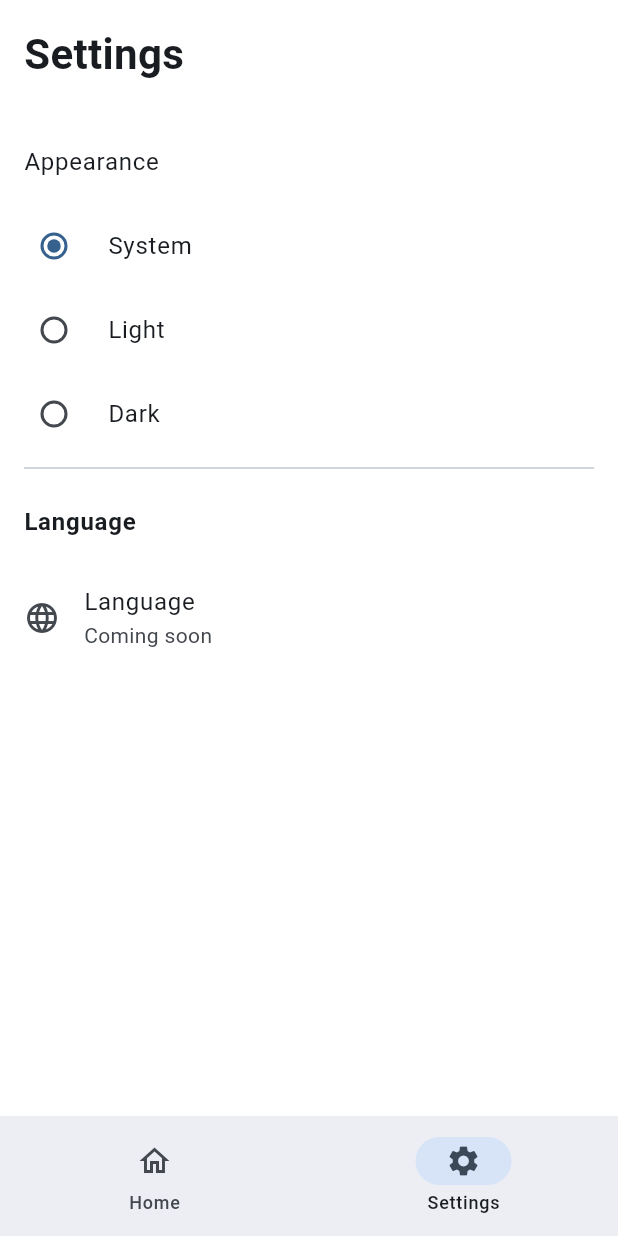
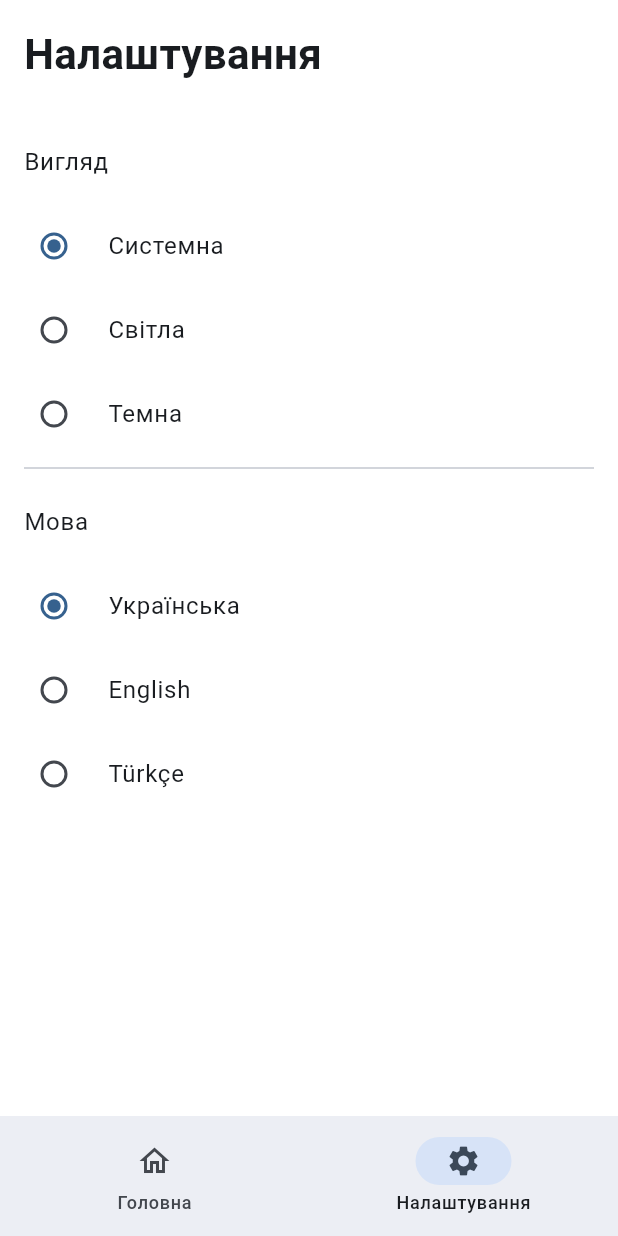
Before and after one commit to uazamula/school_tasks, a Flutter app: the screen it shows after launch, item 2 of the bottom bar chosen, on a phone screen of 412 x 824 dp. Run offline on Flutter 3.47's test engine with Material 3 defaults, Android fonts, the light colour scheme and no system bars; our stand-ins replace flutter_riverpod, go_router, riverpod_annotation, shared_preferences; generated files the repository leaves out were written again.

Commit message:
Template 9 (Completed) Localization completed Перед коміченням завжди виконуємо три команди: dart format . flutter analyze dart run build_runner build --delete-conflicting-outputs

```diff
--- a/lib/app.dart
+++ b/lib/app.dart
@@ -2,6 +2,7 @@ import 'package:flutter/material.dart';
 import 'package:flutter_riverpod/flutter_riverpod.dart';
 import 'package:school_tasks/l10n/app_localizations.dart';
 
+import 'core/localization/locale_controller.dart';
 import 'core/theme/app_theme.dart';
 import 'core/theme/theme_controller.dart';
 import 'routing/app_router.dart';
@@ -12,19 +13,20 @@ class MyApp extends ConsumerWidget {
   @override
   Widget build(BuildContext context, WidgetRef ref) {
     final themeMode = ref.watch(themeControllerProvider);
+    final locale = ref.watch(localeControllerProvider);
 
     return MaterialApp.router(
       debugShowCheckedModeBanner: false,
+
       localizationsDelegates: AppLocalizations.localizationsDelegates,
       supportedLocales: AppLocalizations.supportedLocales,
+
+      locale: locale.value,
+
       routerConfig: appRouter,
 
       theme: AppTheme.light(),
-
-      // Поки що darkTheme така сама.
-      // На наступному кроці зробимо справжню темну тему.
       darkTheme: AppTheme.dark(),
-
       themeMode: themeMode.value ?? ThemeMode.system,
     );
   }
--- a/lib/core/preferences/app_preferences.dart
+++ b/lib/core/preferences/app_preferences.dart
@@ -1,4 +1,5 @@
 import 'package:flutter/material.dart';
+import 'package:school_tasks/core/preferences/preference_values.dart';
 import 'package:shared_preferences/shared_preferences.dart';
 
 import 'preference_keys.dart';
@@ -12,10 +13,10 @@ class AppPreferences {
     final value = _prefs.getString(PreferenceKeys.themeMode);
 
     switch (value) {
-      case 'light':
+      case PreferenceValues.light:
         return ThemeMode.light;
 
-      case 'dark':
+      case PreferenceValues.dark:
         return ThemeMode.dark;
 
       default:
@@ -25,9 +26,9 @@ class AppPreferences {
 
   Future<bool> setThemeMode(ThemeMode mode) {
     return _prefs.setString(PreferenceKeys.themeMode, switch (mode) {
-      ThemeMode.light => 'light',
-      ThemeMode.dark => 'dark',
-      ThemeMode.system => 'system',
+      ThemeMode.light => PreferenceValues.light,
+      ThemeMode.dark => PreferenceValues.dark,
+      ThemeMode.system => PreferenceValues.system,
     });
   }
 
@@ -35,7 +36,7 @@ class AppPreferences {
     final languageCode = _prefs.getString(PreferenceKeys.languageCode);
 
     if (languageCode == null) {
-      return const Locale('uk');
+      return const Locale(PreferenceValues.uk);
     }
 
     return Locale(languageCode);
--- /dev/null
+++ b/lib/core/preferences/preference_values.dart
@@ -0,0 +1,11 @@
+abstract final class PreferenceValues {
+  const PreferenceValues._();
+
+  static const light = 'light';
+  static const dark = 'dark';
+  static const system = 'system';
+
+  static const uk = 'uk';
+  static const en = 'en';
+  static const tr = 'tr';
+}
--- a/lib/core/preferences/preferences_provider.dart
+++ b/lib/core/preferences/preferences_provider.dart
@@ -3,7 +3,7 @@ import 'package:riverpod_annotation/riverpod_annotation.dart';
 import 'package:shared_preferences/shared_preferences.dart';
 
 import 'app_preferences.dart';
-// dart run build_runner build - у терміналі
+// dart run build_runner build - у терміналі і комітимо (лежить в unversioned)
 part 'preferences_provider.g.dart';
 
 @Riverpod(keepAlive: true)
--- a/lib/core/widgets/app_scaffold.dart
+++ b/lib/core/widgets/app_scaffold.dart
@@ -3,7 +3,7 @@ import '../theme/app_spacing.dart';
 
 class AppScaffold extends StatelessWidget {
   final Widget child;
-  AppScaffold({super.key, required this.child});
+  const AppScaffold({super.key, required this.child});
 
   @override
   Widget build(BuildContext context) {
--- a/lib/features/settings/pages/settings_page.dart
+++ b/lib/features/settings/pages/settings_page.dart
@@ -1,6 +1,7 @@
 import 'package:flutter/material.dart';
-import 'package:flutter_riverpod/flutter_riverpod.dart';
-import 'package:school_tasks/core/theme/theme_controller.dart';
+import 'package:school_tasks/core/extensions/context_extension.dart';
+import 'package:school_tasks/features/settings/widgets/appearance_section.dart';
+import 'package:school_tasks/features/settings/widgets/language_section.dart';
 
 import '../../../core/widgets/app_scaffold.dart';
 
@@ -11,93 +12,20 @@ class SettingsPage extends StatelessWidget {
   Widget build(BuildContext context) {
     return AppScaffold(
       child: ListView(
-        children: const [
+        children: [
           Text(
-            'Settings',
+            context.l10n.settings,
             style: TextStyle(fontSize: 28, fontWeight: FontWeight.bold),
           ),
           SizedBox(height: 24),
 
-          _AppearanceSection(),
+          AppearanceSection(),
 
           Divider(),
 
-          _LanguageSection(),
+          LanguageSection(),
         ],
       ),
     );
   }
 }
-
-class _AppearanceSection extends ConsumerWidget {
-  const _AppearanceSection();
-
-  @override
-  Widget build(BuildContext context, WidgetRef ref) {
-    final themeMode =
-        ref.watch(themeControllerProvider).value ?? ThemeMode.system;
-
-    return Column(
-      crossAxisAlignment: CrossAxisAlignment.start,
-      children: [
-        const ListTile(
-          contentPadding: EdgeInsets.zero,
-          title: Text('Appearance'),
-        ),
-        RadioGroup<ThemeMode>(
-          groupValue: themeMode,
-          onChanged: (value) {
-            if (value != null) {
-              ref.read(themeControllerProvider.notifier).setThemeMode(value);
-            }
-          },
-          child: Column(
-            children: [
-              RadioListTile<ThemeMode>(
-                value: ThemeMode.system,
-                title: Text('System'),
-                contentPadding: EdgeInsets.zero,
-              ),
-              RadioListTile<ThemeMode>(
-                value: ThemeMode.light,
-                title: Text('Light'),
-                contentPadding: EdgeInsets.zero,
-              ),
-              RadioListTile<ThemeMode>(
-                value: ThemeMode.dark,
-                title: Text('Dark'),
-                contentPadding: EdgeInsets.zero,
-              ),
-            ],
-          ),
-        ),
-      ],
-    );
-  }
-}
-
-class _LanguageSection extends StatelessWidget {
-  const _LanguageSection();
-
-  @override
-  Widget build(BuildContext context) {
-    return const Column(
-      crossAxisAlignment: CrossAxisAlignment.start,
-      children: [
-        ListTile(
-          contentPadding: EdgeInsets.zero,
-          title: Text(
-            'Language',
-            style: TextStyle(fontWeight: FontWeight.bold),
-          ),
-        ),
-        ListTile(
-          contentPadding: EdgeInsets.zero,
-          leading: Icon(Icons.language),
-          title: Text('Language'),
-          subtitle: Text('Coming soon'),
-        ),
-      ],
-    );
-  }
-}
--- /dev/null
+++ b/lib/features/settings/widgets/appearance_section.dart
@@ -0,0 +1,51 @@
+import 'package:flutter/material.dart';
+import 'package:flutter_riverpod/flutter_riverpod.dart';
+import 'package:school_tasks/core/extensions/context_extension.dart';
+import 'package:school_tasks/core/theme/theme_controller.dart';
+
+class AppearanceSection extends ConsumerWidget {
+  const AppearanceSection({super.key});
+
+  @override
+  Widget build(BuildContext context, WidgetRef ref) {
+    final themeMode =
+        ref.watch(themeControllerProvider).value ?? ThemeMode.system;
+
+    return Column(
+      crossAxisAlignment: CrossAxisAlignment.start,
+      children: [
+        ListTile(
+          contentPadding: EdgeInsets.zero,
+          title: Text(context.l10n.appearance),
+        ),
+        RadioGroup<ThemeMode>(
+          groupValue: themeMode,
+          onChanged: (value) {
+            if (value != null) {
+              ref.read(themeControllerProvider.notifier).setThemeMode(value);
+            }
+          },
+          child: Column(
+            children: [
+              RadioListTile<ThemeMode>(
+                value: ThemeMode.system,
+                title: Text(context.l10n.system),
+                contentPadding: EdgeInsets.zero,
+              ),
+              RadioListTile<ThemeMode>(
+                value: ThemeMode.light,
+                title: Text(context.l10n.light),
+                contentPadding: EdgeInsets.zero,
+              ),
+              RadioListTile<ThemeMode>(
+                value: ThemeMode.dark,
+                title: Text(context.l10n.dark),
+                contentPadding: EdgeInsets.zero,
+              ),
+            ],
+          ),
+        ),
+      ],
+    );
+  }
+}
--- /dev/null
+++ b/lib/features/settings/widgets/language_section.dart
@@ -0,0 +1,52 @@
+import 'package:flutter/material.dart';
+import 'package:flutter_riverpod/flutter_riverpod.dart';
+import 'package:school_tasks/core/extensions/context_extension.dart';
+import 'package:school_tasks/core/localization/locale_controller.dart';
+import 'package:school_tasks/core/preferences/preference_values.dart';
+
+class LanguageSection extends ConsumerWidget {
+  const LanguageSection({super.key});
+
+  @override
+  Widget build(BuildContext context, WidgetRef ref) {
+    final locale =
+        ref.watch(localeControllerProvider).value ?? const Locale('uk');
+
+    return Column(
+      crossAxisAlignment: CrossAxisAlignment.start,
+      children: [
+        ListTile(
+          contentPadding: EdgeInsets.zero,
+          title: Text(context.l10n.language),
+        ),
+        RadioGroup<Locale>(
+          groupValue: locale,
+          onChanged: (value) {
+            if (value != null) {
+              ref.read(localeControllerProvider.notifier).setLocale(value);
+            }
+          },
+          child: Column(
+            children: [
+              RadioListTile<Locale>(
+                value: Locale(PreferenceValues.uk),
+                title: Text(context.l10n.ukrainian),
+                contentPadding: EdgeInsets.zero,
+              ),
+              RadioListTile<Locale>(
+                value: Locale(PreferenceValues.en),
+                title: Text(context.l10n.english),
+                contentPadding: EdgeInsets.zero,
+              ),
+              RadioListTile<Locale>(
+                value: Locale(PreferenceValues.tr),
+                title: Text(context.l10n.turkish),
+                contentPadding: EdgeInsets.zero,
+              ),
+            ],
+          ),
+        ),
+      ],
+    );
+  }
+}
--- a/lib/l10n/app_en.arb
+++ b/lib/l10n/app_en.arb
@@ -1,6 +1,14 @@
 {
   "appName": "School Tasks",
   "home": "Home",
-  "settings": "Settings"
-
+  "settings": "Settings",
+  "appearance": "Appearance",
+  "theme": "Theme",
+  "language": "Language",
+  "system": "System",
+  "light": "Light",
+  "dark": "Dark",
+  "ukrainian": "Українська",
+  "english": "English",
+  "turkish": "Türkçe"
 }
--- a/lib/l10n/app_localizations.dart
+++ b/lib/l10n/app_localizations.dart
@@ -117,6 +117,60 @@ abstract class AppLocalizations {
   /// In en, this message translates to:
   /// **'Settings'**
   String get settings;
+
+  /// No description provided for @appearance.
+  ///
+  /// In en, this message translates to:
+  /// **'Appearance'**
+  String get appearance;
+
+  /// No description provided for @theme.
+  ///
+  /// In en, this message translates to:
+  /// **'Theme'**
+  String get theme;
+
+  /// No description provided for @language.
+  ///
+  /// In en, this message translates to:
+  /// **'Language'**
+  String get language;
+
+  /// No description provided for @system.
+  ///
+  /// In en, this message translates to:
+  /// **'System'**
+  String get system;
+
+  /// No description provided for @light.
+  ///
+  /// In en, this message translates to:
+  /// **'Light'**
+  String get light;
+
+  /// No description provided for @dark.
+  ///
+  /// In en, this message translates to:
+  /// **'Dark'**
+  String get dark;
+
+  /// No description provided for @ukrainian.
+  ///
+  /// In en, this message translates to:
+  /// **'Українська'**
+  String get ukrainian;
+
+  /// No description provided for @english.
+  ///
+  /// In en, this message translates to:
+  /// **'English'**
+  String get english;
+
+  /// No description provided for @turkish.
+  ///
+  /// In en, this message translates to:
+  /// **'Türkçe'**
+  String get turkish;
 }
 
 class _AppLocalizationsDelegate
--- a/lib/l10n/app_localizations_uk.dart
+++ b/lib/l10n/app_localizations_uk.dart
@@ -16,4 +16,31 @@ class AppLocalizationsUk extends AppLocalizations {
 
   @override
   String get settings => 'Налаштування';
+
+  @override
+  String get appearance => 'Вигляд';
+
+  @override
+  String get theme => 'Тема';
+
+  @override
+  String get language => 'Мова';
+
+  @override
+  String get system => 'Системна';
+
+  @override
+  String get light => 'Світла';
+
+  @override
+  String get dark => 'Темна';
+
+  @override
+  String get ukrainian => 'Українська';
+
+  @override
+  String get english => 'English';
+
+  @override
+  String get turkish => 'Türkçe';
 }
--- a/lib/l10n/app_tr.arb
+++ b/lib/l10n/app_tr.arb
@@ -1,5 +1,14 @@
 {
   "appName": "Okul Görevleri",
   "home": "Ana Sayfa",
-  "settings": "Ayarlar"
+  "settings": "Ayarlar",
+  "appearance": "Görünüm",
+  "theme": "Tema",
+  "language": "Dil",
+  "system": "Sistem",
+  "light": "Açık",
+  "dark": "Koyu",
+  "ukrainian": "Українська",
+  "english": "English",
+  "turkish": "Türkçe"
 }
--- a/lib/l10n/app_uk.arb
+++ b/lib/l10n/app_uk.arb
@@ -1,6 +1,14 @@
 {
   "appName": "Шкільні завдання",
   "home": "Головна",
-  "settings": "Налаштування"
-
+  "settings": "Налаштування",
+  "appearance": "Вигляд",
+  "theme": "Тема",
+  "language": "Мова",
+  "system": "Системна",
+  "light": "Світла",
+  "dark": "Темна",
+  "ukrainian": "Українська",
+  "english": "English",
+  "turkish": "Türkçe"
 }
```
Also changed, not shown: lib/core/localization/locale_controller.dart (added, +25 -0 lines), lib/l10n/app_localizations_en.dart (+27 -0 lines), lib/l10n/app_localizations_tr.dart (+27 -0 lines), lib/l10n/reminder_arb.txt (added, +18 -0 lines), lib/core/localization/locale_controller.g.dart (added).
